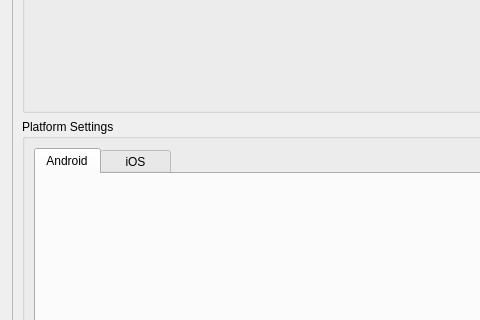
Before: the Qt Designer form Code/Editor/Plugins/ProjectSettingsTool/ProjectSettingsToolWidget.ui in o3de/o3de, drawn with Qt 5; both pictures show x 0 to 480 and y 204 to 524 of the 640 by 853 pixel window.
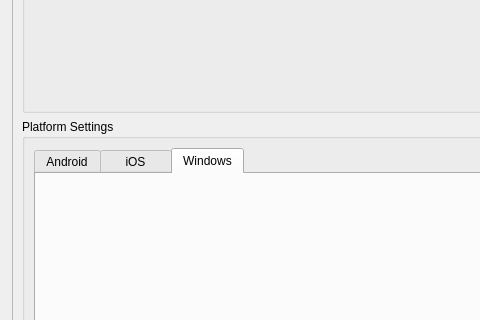
After: the same form once the commit is applied. The open tabs and pages were chosen to show the change. Custom widgets are drawn as their Qt base class.

Commit message: Add Windows platform tab with Graphics API and validation settings

The edit to the form file:
```diff
--- a/Code/Editor/Plugins/ProjectSettingsTool/ProjectSettingsToolWidget.ui
+++ b/Code/Editor/Plugins/ProjectSettingsTool/ProjectSettingsToolWidget.ui
@@ -106,6 +106,15 @@
                    </attribute>
                    <layout class="QGridLayout" name="gridLayout_9"/>
                   </widget>
+                  <widget class="QWidget" name="windowsTab">
+                   <attribute name="title">
+                    <string>Windows</string>
+                   </attribute>
+                   <property name="maximumHeight">
+                    <number>70</number>
+                   </property>
+                   <layout class="QGridLayout" name="gridLayout_10"/>
+                  </widget>
                  </widget>
                 </item>
                </layout>
```
The commit also changes 7 other files.
